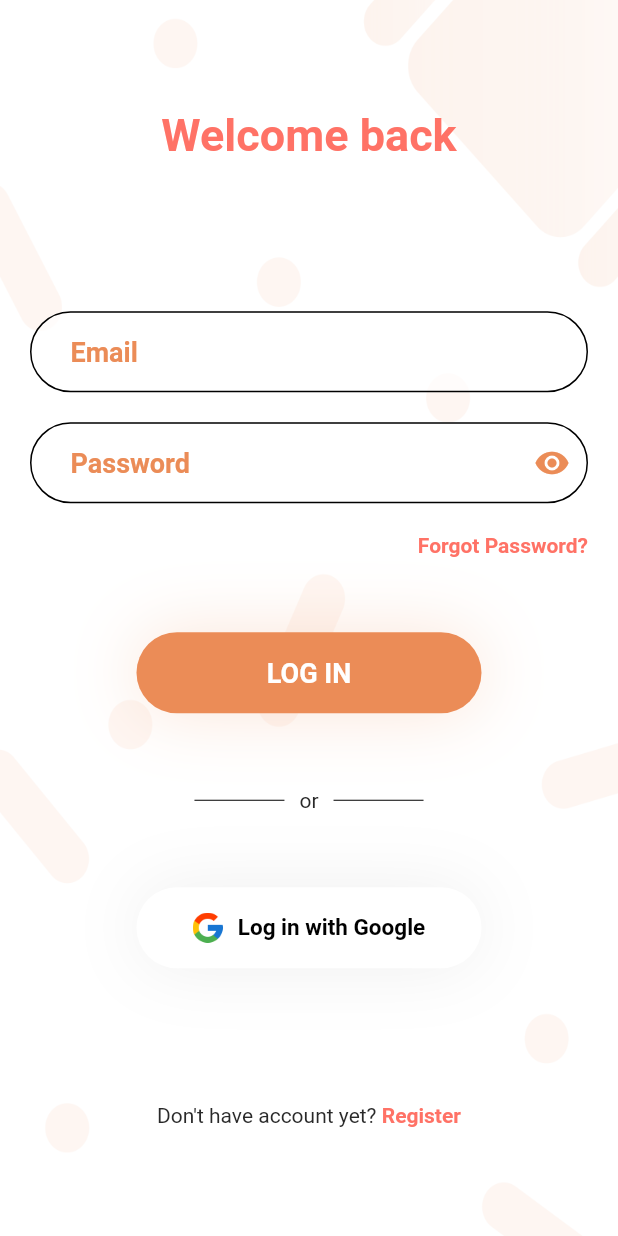
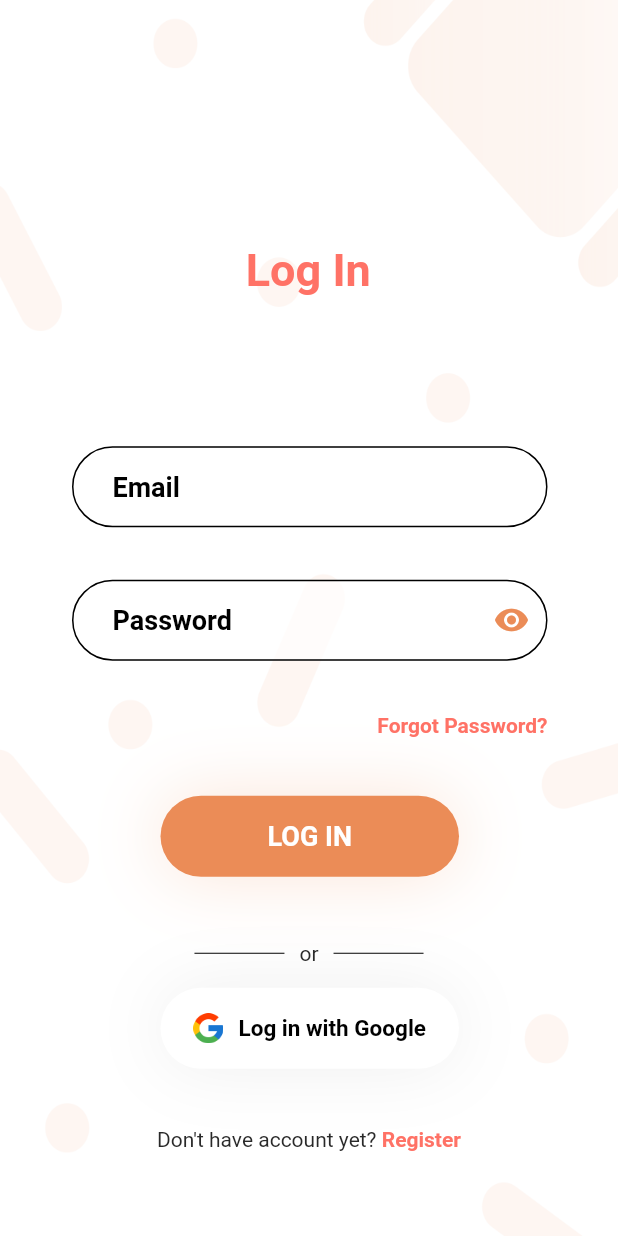
Before and after one commit to IvanTanaka/Flutter-Mobile-Booking_System, a Flutter app: the screen it shows after launch, on a phone screen of 412 x 824 dp. Run offline on Flutter 3.47's test engine with Material 2 defaults, Android fonts, the phone set to English and light mode, and no system bars; our stand-ins replace connectivity, dio, flutter_datetime_picker, flutter_masked_text, flutter_money_formatter, font_awesome_flutter and 4 more; missing offline and left inert: catcher, clipboard_manager, extended_text; network calls fail.

Commit message:
Change and Fix Login Padding
-change all widget padding

```diff
--- a/lib/ui/views/registration/login_view.dart
+++ b/lib/ui/views/registration/login_view.dart
@@ -66,28 +66,27 @@ class _LoginViewState extends State<LoginView> {
                   ),
                   Container(
                     child: _buildEmailField(viewModel),
-                    margin: EdgeInsets.only(top: 80),
                   ),
                   _buildPasswordField(viewModel),
                   Container(
                     child: _buildForgetPassword(),
                     alignment: Alignment.centerRight,
-                    margin: EdgeInsets.only(bottom: 50, right: 20, top: 20),
+                    margin: EdgeInsets.only(bottom: 39, right: 47, top: 35),
                   ),
                   Container(
                     child: _buildLoginButton(viewModel),
-                    margin: EdgeInsets.only(bottom: 50),
+                    margin: EdgeInsets.only(bottom: 43,left: 107,right: 106),
                   ),
                   Container(
                     child: _buildDividerLabel(),
-                    margin: EdgeInsets.only(bottom: 50),
+                    margin: EdgeInsets.only(bottom: 15),
                   ),
                   Container(
                     child: _buildGoogleSignInButton(viewModel),
                   ),
                   Container(
                     child: _buildRegisterButton(),
-                    margin: EdgeInsets.only(top: 90),
+                    margin: EdgeInsets.only(top: 39),
                   )
                 ],
               ),
@@ -100,15 +99,16 @@ class _LoginViewState extends State<LoginView> {
 
   Widget _buildLogo() {
     return Padding(
-      padding: const EdgeInsets.fromLTRB(0,0,0,0),
+      padding: const EdgeInsets.fromLTRB(163,106,164,0),
       child: Text(
-        "Welcome back",
+        "Log In",
         style: Theme.of(context).textTheme.headline.merge(
-              TextStyle(
-                  color: SharedColors.primaryColor,
-                  fontWeight: FontWeight.bold,
-                  fontSize: 30),
-            ),
+          TextStyle(
+              color: SharedColors.primaryColor,
+              fontWeight: FontWeight.bold,
+              fontSize: 30
+          ),
+        ),
       ),
     );
   }
@@ -174,7 +174,7 @@ class _LoginViewState extends State<LoginView> {
 
   Widget _buildEmailField(LoginViewModel viewModel) {
     return Container(
-      margin: EdgeInsets.only(left: 20, right: 20, top: 20, bottom: 20),
+      margin: EdgeInsets.only(left: 48, right: 47, bottom: 20, top: 100),
       child: Container(
         child: SharedTextFormField(
           controller: emailController,
@@ -192,7 +192,7 @@ class _LoginViewState extends State<LoginView> {
       });
     }
     return Container(
-      margin: EdgeInsets.only(left: 20, right: 20),
+      margin: EdgeInsets.only(left: 48, right: 47, bottom: 0, top: 15),
       child: Container(
         child: SharedTextFormField(
           controller: passwordController,
@@ -218,7 +218,6 @@ class _LoginViewState extends State<LoginView> {
 
   Widget _buildLoginButton(LoginViewModel viewModel) {
     return Container(
-      margin: EdgeInsets.symmetric(horizontal: 10),
       child: SharedButton(
         text: "LOG IN",
         onTap: () async {
@@ -275,7 +274,7 @@ class _LoginViewState extends State<LoginView> {
 
   Widget _buildGoogleSignInButton(LoginViewModel viewModel) {
     return Container(
-        margin: EdgeInsets.symmetric(horizontal: 10),
+        margin: EdgeInsets.only(left: 107,right: 106),
         child: SharedButton(
 //          isLoading: viewModel.busy,
           isGoogle: true,
--- a/lib/ui/widgets/shared_text_form_field.dart
+++ b/lib/ui/widgets/shared_text_form_field.dart
@@ -35,7 +35,7 @@ class _SharedTextFormFieldState extends State<SharedTextFormField> {
         contentPadding: EdgeInsets.only(left: 27, top: 20,bottom: 13),
         hintText: widget.hintText,
         suffixIcon: widget.suffixIcon,
-        hintStyle: TextStyle(color: SharedColors.primaryOrangeColor, fontWeight: FontWeight.w700, fontSize: 18),
+        hintStyle: TextStyle(color: SharedColors.blackColor, fontWeight: FontWeight.w700, fontSize: 18),
         filled: true,
         fillColor: Colors.white70,
         errorBorder: OutlineInputBorder(
```
